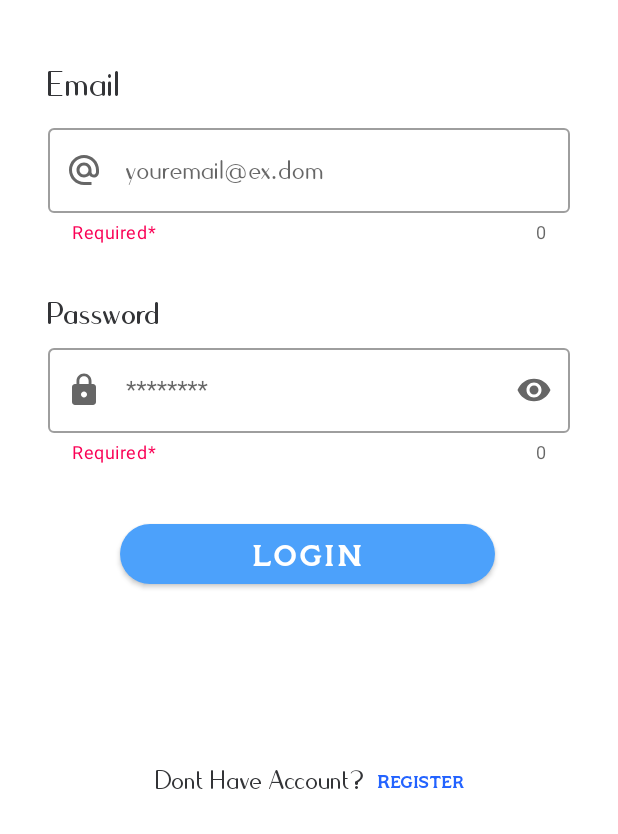
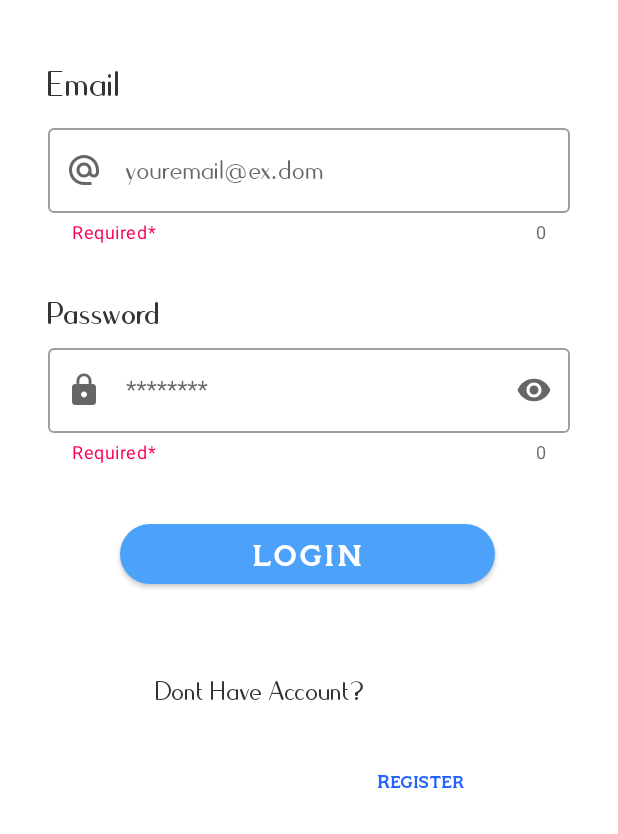
Before and after one commit to AhmadFadhlur/NewFaceUp, an Android app: the LoginFragment screen opened through its navigation route, on a phone screen of 412 x 824 dp, the part 402-1236 px from its top. Run offline under Robolectric (Android 15) with nearby library versions, the phone set to English and light mode, and no system bars; our stand-ins replace navigation-ui; 1 statement that could not run was skipped.

Commit message:
Push LAssttststt

```diff
--- a/app/src/main/res/layout/fragment_login.xml
+++ b/app/src/main/res/layout/fragment_login.xml
@@ -1,5 +1,4 @@
 <?xml version="1.0" encoding="utf-8"?>
-
 <androidx.constraintlayout.widget.ConstraintLayout xmlns:android="http://schemas.android.com/apk/res/android"
     xmlns:app="http://schemas.android.com/apk/res-auto"
     xmlns:tools="http://schemas.android.com/tools"
@@ -157,7 +156,8 @@
         android:textColor="@color/black_text"
         android:textSize="24sp"
         app:layout_constraintBottom_toBottomOf="parent"
-        app:layout_constraintStart_toStartOf="parent" />
+        app:layout_constraintStart_toStartOf="parent"
+        app:layout_constraintTop_toBottomOf="@id/btn_login" />
 
     <com.google.android.material.textview.MaterialTextView
         android:id="@+id/tv_register"
@@ -171,7 +171,7 @@
         android:textColor="#2363FF"
         android:textSize="12sp"
         app:layout_constraintBottom_toBottomOf="parent"
-        app:layout_constraintStart_toEndOf="@+id/tv_dont_ha" />
+        app:layout_constraintStart_toEndOf="@id/tv_dont_ha" />
 
     <ProgressBar
         android:id="@+id/progrebarr_login"
--- a/app/src/main/res/layout/fragment_register.xml
+++ b/app/src/main/res/layout/fragment_register.xml
@@ -194,7 +194,7 @@
         android:layout_marginBottom="36dp"
         android:background="@drawable/ripple"
         android:fontFamily="@font/monsier"
-        android:text="@string/login"
+        android:text="@string/regist"
         android:textSize="20sp"
 
         app:backgroundTint="@color/sky_blue"
--- a/app/src/main/res/values/strings.xml
+++ b/app/src/main/res/values/strings.xml
@@ -26,7 +26,7 @@
     <string name="hello_name">Hello</string>
     <string name="profile">Profile</string>
     <string name="history">History</string>
-    <string name="sentuk_untuk_memulai_scan">Sentuk Untuk Memulai Scan</string>
+    <string name="sentuk_untuk_memulai_scan">Sentuh Untuk Memulai Scan</string>
     <string name="kenali_jerawatmu_cegah_agar_tidak_lebih_parah">Kenali Jerawatmu Cegah Agar Tidak Lebih Parah!</string>
     <string name="cautionText">Agar Mendapatkan Hasil Yang lebih Akurat Ambillah Foto Sedekat Mungkin Dengan Jerawatnya!</string>
     <string name="ok">Ok</string>
@@ -77,6 +77,7 @@
     <string name="lorem_ipsum">Lorem ipsum dolor sit amet, consectetur adipiscing elit. Etiam non lectus porta, gravida nisl et, consectetur ipsum. Ut hendrerit lacus ex, varius tristique massa posuere ullamcorper. Aenean in rhoncus tortor. Sed ullamcorper, magna non molestie dictum, turpis erat commodo lectus, eget dapibus augue mauris euismod nunc.</string>
     <string name="aplikasi_dalam_tahap_pengembangan">Aplikasi Dalam Tahap Pengembangan</string>
     <string name="tittle">Tittle</string>
+    <string name="regist">Regist</string>
 
 
 </resources>
```
